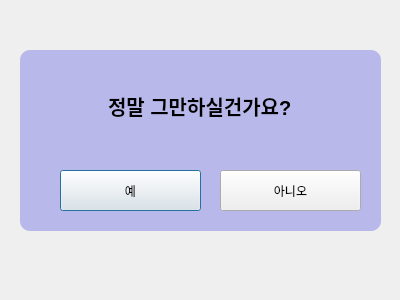
Eundding/UserFilterProject, file UserFilterCamera-Project/Project/나가기.ui: the form before one commit.
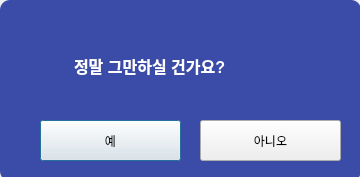
The form after the commit.

```diff
--- a/UserFilterCamera-Project/Project/나가기.ui
+++ b/UserFilterCamera-Project/Project/나가기.ui
@@ -6,8 +6,8 @@
    <rect>
     <x>0</x>
     <y>0</y>
-    <width>400</width>
-    <height>300</height>
+    <width>360</width>
+    <height>177</height>
    </rect>
   </property>
   <property name="windowTitle">
@@ -16,8 +16,8 @@
   <widget class="QLabel" name="label">
    <property name="geometry">
     <rect>
-     <x>20</x>
-     <y>50</y>
+     <x>0</x>
+     <y>0</y>
      <width>361</width>
      <height>181</height>
     </rect>
@@ -29,8 +29,10 @@
     </font>
    </property>
    <property name="styleSheet">
-    <string notr="true">background-color:rgba(100, 100, 230, 100);
-border-radius:10px; 모서리 둥글게
+    <string notr="true">
+color:rgaba(255,255,255,255);
+background-color:rgba(58, 76, 168, 255);
+border-radius:10px;
 </string>
    </property>
    <property name="text">
@@ -40,40 +42,11 @@
     <set>Qt::AlignCenter</set>
    </property>
   </widget>
-  <widget class="QLineEdit" name="lineEdit">
-   <property name="geometry">
-    <rect>
-     <x>20</x>
-     <y>90</y>
-     <width>361</width>
-     <height>41</height>
-    </rect>
-   </property>
-   <property name="font">
-    <font>
-     <pointsize>15</pointsize>
-     <weight>75</weight>
-     <bold>true</bold>
-    </font>
-   </property>
-   <property name="styleSheet">
-    <string notr="true">background-color:rgba(100, 100, 230, 0);
-border-radius:10px; 모서리 둥글게
-
-</string>
-   </property>
-   <property name="text">
-    <string>정말 그만하실건가요?</string>
-   </property>
-   <property name="alignment">
-    <set>Qt::AlignCenter</set>
-   </property>
-  </widget>
   <widget class="QPushButton" name="Yes_button">
    <property name="geometry">
     <rect>
-     <x>60</x>
-     <y>170</y>
+     <x>40</x>
+     <y>120</y>
      <width>141</width>
      <height>41</height>
     </rect>
@@ -85,8 +58,8 @@
   <widget class="QPushButton" name="No_button">
    <property name="geometry">
     <rect>
-     <x>220</x>
-     <y>170</y>
+     <x>200</x>
+     <y>120</y>
      <width>141</width>
      <height>41</height>
     </rect>
@@ -95,6 +68,28 @@
     <string>아니오</string>
    </property>
   </widget>
+  <widget class="QTextEdit" name="textEdit">
+   <property name="geometry">
+    <rect>
+     <x>70</x>
+     <y>50</y>
+     <width>241</width>
+     <height>41</height>
+    </rect>
+   </property>
+   <property name="styleSheet">
+    <string notr="true">background-color:rgba(58, 76, 168, 255);
+color:rgba(255,255,255,255);
+border-radius:10px;</string>
+   </property>
+   <property name="html">
+    <string>&lt;!DOCTYPE HTML PUBLIC &quot;-//W3C//DTD HTML 4.0//EN&quot; &quot;http://www.w3.org/TR/REC-html40/strict.dtd&quot;&gt;
+&lt;html&gt;&lt;head&gt;&lt;meta name=&quot;qrichtext&quot; content=&quot;1&quot; /&gt;&lt;style type=&quot;text/css&quot;&gt;
+p, li { white-space: pre-wrap; }
+&lt;/style&gt;&lt;/head&gt;&lt;body style=&quot; font-family:'Gulim'; font-size:9pt; font-weight:400; font-style:normal;&quot;&gt;
+&lt;p style=&quot; margin-top:0px; margin-bottom:0px; margin-left:0px; margin-right:0px; -qt-block-indent:0; text-indent:0px;&quot;&gt;&lt;span style=&quot; font-size:12pt; font-weight:600; color:#ffffff;&quot;&gt;정말 그만하실 건가요?&lt;/span&gt;&lt;/p&gt;&lt;/body&gt;&lt;/html&gt;</string>
+   </property>
+  </widget>
  </widget>
  <resources/>
  <connections/>
```
